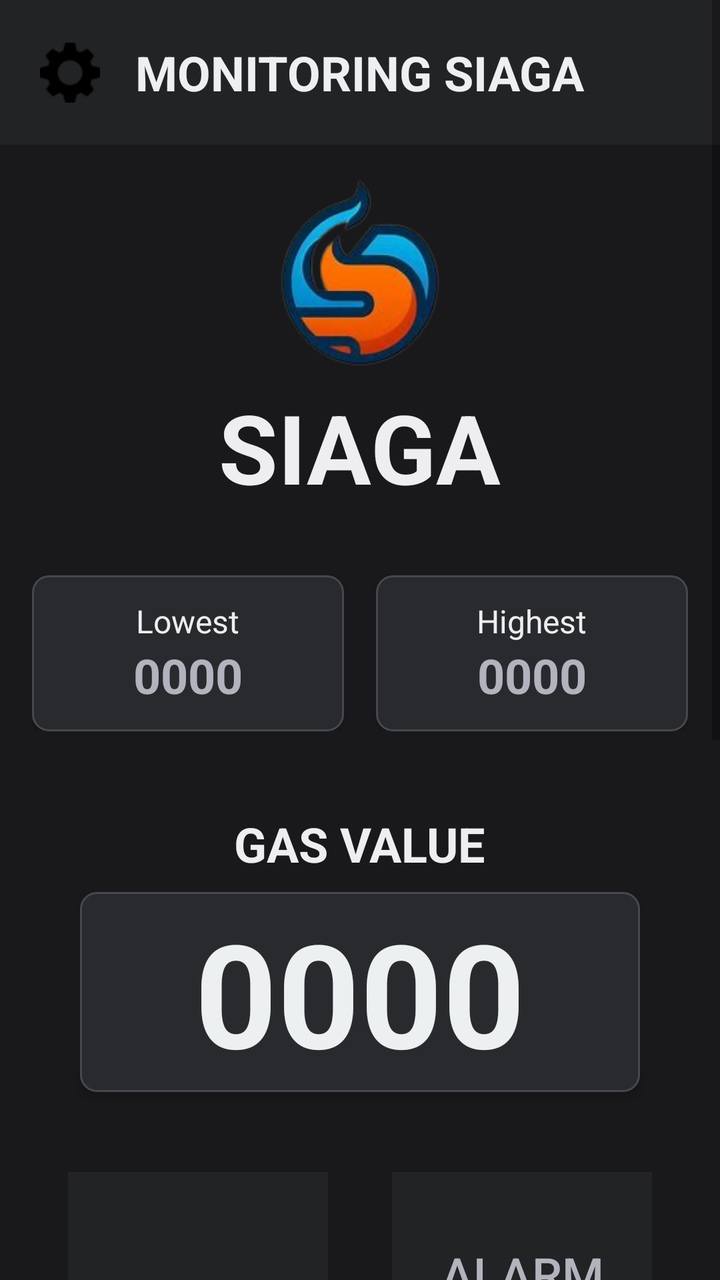
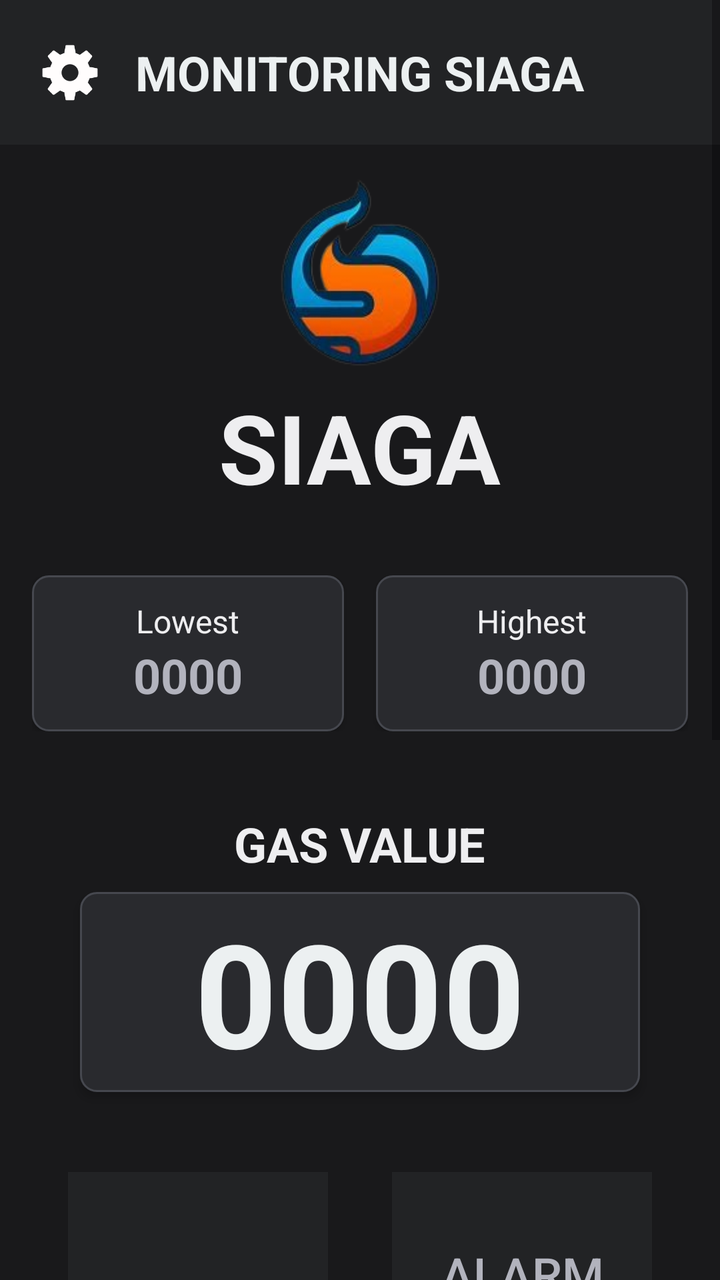

Compare the two renders of this Android layout. The source of the first and the diff that turns it into the second are given below.
<!-- AndroidManifest.xml: application theme Theme.SIAGA -->
<!-- res/layout/activity_main.xml -->
<?xml version="1.0" encoding="utf-8"?>
<ScrollView xmlns:android="http://schemas.android.com/apk/res/android"
    xmlns:app="http://schemas.android.com/apk/res-auto"
    xmlns:tools="http://schemas.android.com/tools"
    android:layout_width="match_parent"
    android:layout_height="match_parent"
    android:fillViewport="true">

    <LinearLayout
        android:id="@+id/main"
        android:layout_width="match_parent"
        android:layout_height="wrap_content"
        android:orientation="vertical"
        android:background="@color/background"
        tools:context=".MainActivity">

        <androidx.constraintlayout.widget.ConstraintLayout
            android:layout_width="match_parent"
            android:layout_height="wrap_content"
            android:padding="20dp"
            android:background="#222325">

            <ImageButton
                android:id="@+id/settingButton"
                android:layout_width="30dp"
                android:layout_height="30dp"
                android:layout_gravity="center_vertical"
                android:background="@drawable/settings"
                android:text="#ECF0F1"
                app:layout_constraintBottom_toBottomOf="parent"
                app:layout_constraintTop_toTopOf="parent"
                tools:ignore="MissingConstraints" />

            <TextView
                android:layout_width="wrap_content"
                android:layout_height="wrap_content"
                android:text="MONITORING SIAGA"
                android:textColor="#ECF0F1"
                android:textSize="24sp"
                android:textStyle="bold"
                app:layout_constraintBottom_toBottomOf="parent"
                app:layout_constraintEnd_toEndOf="parent"
                app:layout_constraintStart_toStartOf="parent"
                app:layout_constraintTop_toTopOf="parent"
                tools:ignore="MissingConstraints" />
        </androidx.constraintlayout.widget.ConstraintLayout>

        <LinearLayout
            android:layout_width="match_parent"
            android:layout_height="wrap_content"
            android:layout_marginTop="16dp"
            android:gravity="center"
            android:orientation="vertical">

            <ImageView
                android:layout_width="80dp"
                android:layout_height="95dp"
                android:background="@drawable/siaga" />

            <TextView
                android:layout_width="wrap_content"
                android:layout_height="wrap_content"
                android:layout_marginTop="8dp"
                android:text="SIAGA"
                android:textColor="@color/colorTxt"
                android:textSize="48sp"
                android:textStyle="bold" />
        </LinearLayout>

        <LinearLayout
            android:layout_width="match_parent"
            android:layout_height="wrap_content"
            android:orientation="horizontal"
            android:padding="16dp"
            android:layout_marginTop="16dp">

            <LinearLayout
                android:layout_width="0dp"
                android:layout_height="wrap_content"
                android:layout_weight="1"
                android:orientation="vertical"
                android:gravity="center"
                android:background="@drawable/card_minimalist"
                android:elevation="2dp"
                android:padding="12dp"
                android:layout_marginEnd="8dp">

                <TextView
                    android:layout_width="wrap_content"
                    android:layout_height="wrap_content"
                    android:text="Lowest"
                    android:textColor="@color/colorTxt"
                    android:textSize="16sp"/>

                <TextView
                    android:id="@+id/lowestGasOut"
                    android:layout_width="wrap_content"
                    android:layout_height="wrap_content"
                    android:text="0000"
                    android:textSize="24sp"
                    android:textColor="@color/secColorTxt"
                    android:textStyle="bold"/>
            </LinearLayout>

            <LinearLayout
                android:layout_width="0dp"
                android:layout_height="wrap_content"
                android:layout_weight="1"
                android:orientation="vertical"
                android:gravity="center"
                android:background="@drawable/card_minimalist"
                android:elevation="2dp"
                android:padding="12dp"
                android:layout_marginStart="8dp">

                <TextView
                    android:layout_width="wrap_content"
                    android:layout_height="wrap_content"
                    android:text="Highest"
                    android:textColor="@color/colorTxt"
                    android:textSize="16sp"/>

                <TextView
                    android:id="@+id/highestGasOut"
                    android:layout_width="wrap_content"
                    android:layout_height="wrap_content"
                    android:text="0000"
                    android:textColor="@color/secColorTxt"
                    android:textSize="24sp"
                    android:textStyle="bold"/>
            </LinearLayout>
        </LinearLayout>

        <TextView
            android:layout_width="wrap_content"
            android:layout_height="wrap_content"
            android:text="GAS VALUE"
            android:textColor="@color/colorTxt"
            android:textSize="24sp"
            android:textStyle="bold"
            android:layout_gravity="center"
            android:layout_marginTop="24dp"/>

        <LinearLayout
            android:layout_width="280dp"
            android:layout_height="100dp"
            android:layout_gravity="center"
            android:orientation="vertical"
            android:layout_marginTop="8dp"
            android:background="@drawable/card_minimalist"
            android:elevation="3dp">

            <TextView
                android:id="@+id/gasOut"
                android:layout_width="match_parent"
                android:layout_height="match_parent"
                android:text="0000"
                android:textSize="72sp"
                android:textAlignment="center"
                android:layout_gravity="center"
                android:gravity="center"
                android:textColor="#ECF0F1"
                android:textStyle="bold"/>

        </LinearLayout>

        <LinearLayout
            android:layout_width="match_parent"
            android:layout_height="wrap_content"
            android:orientation="horizontal"
            android:gravity="center"
            android:layout_marginTop="24dp"
            android:padding="16dp">

            <Button
                android:id="@+id/fanButton"
                android:layout_width="130dp"
                android:layout_height="130dp"
                android:enabled="false"
                android:layout_marginEnd="16dp"
                android:text="FAN OFF"
                android:textSize="24sp"
                android:padding="15dp"
                android:background="@color/disableComp"
                android:textColor="@color/secColorTxt"
                android:gravity="center"/>

            <Button
                android:id="@+id/alarmButton"
                android:layout_width="130dp"
                android:layout_height="130dp"
                android:enabled="false"
                android:layout_marginStart="16dp"
                android:text="ALARM OFF"
                android:textSize="24sp"
                android:padding="15dp"
                android:background="@color/disableComp"
                android:textColor="@color/secColorTxt"
                android:gravity="center"/>
        </LinearLayout>

        <TextView
            android:layout_width="wrap_content"
            android:layout_height="wrap_content"
            android:text="Gas Level History"
            android:textColor="@color/colorTxt"
            android:textSize="20sp"
            android:textStyle="bold"
            android:layout_gravity="center"
            android:layout_marginTop="16dp"/>

        <com.github.mikephil.charting.charts.LineChart
            android:id="@+id/gasChartOut"
            android:layout_width="match_parent"
            android:layout_height="300dp"
            android:layout_margin="16dp"
            android:layout_marginBottom="16dp"
            android:background="@drawable/card_minimalist"/>

    </LinearLayout>
</ScrollView>
<!-- resources referenced by this layout -->
<resources>
  <color name="background">#19191B</color>
  <color name="colorTxt">#EEEEF0</color>
  <color name="disableComp">#222325</color>
  <color name="secColorTxt">#B2B3BD</color>
  <!-- drawable card_minimalist (drawable) -->
  <?xml version="1.0" encoding="utf-8"?>
  <shape xmlns:android="http://schemas.android.com/apk/res/android">
      <solid android:color="@color/interactiveComp"/>
      <corners android:radius="8dp"/>
      <stroke
          android:width="1dp"
          android:color="@color/colorCard"/>
  </shape>
  <!-- drawable settings: png bitmap (drawable, 1544 bytes) -->
  <!-- drawable siaga: png bitmap (drawable, 27297 bytes) -->
  <style name="Theme.SIAGA" parent="Base.Theme.SIAGA" />
  <color name="interactiveComp">#292A2E</color>
  <color name="colorCard">#46484F</color>
  <style name="Base.Theme.SIAGA" parent="Theme.AppCompat.Light.NoActionBar">
          
          
      </style>
</resources>

<!-- the commit's change to res/layout/activity_main.xml (unified diff, before → after) -->
@@ -25,7 +25,7 @@
                 android:layout_width="30dp"
                 android:layout_height="30dp"
                 android:layout_gravity="center_vertical"
-                android:background="@drawable/settings"
+                android:background="@drawable/settingsbutton"
                 android:text="#ECF0F1"
                 app:layout_constraintBottom_toBottomOf="parent"
                 app:layout_constraintTop_toTopOf="parent"
<!-- resource entries referenced after the edit -->
@@ -13,7 +13,7 @@
           android:width="1dp"
           android:color="@color/colorCard"/>
   </shape>
-  <!-- drawable settings: png bitmap (drawable, 1544 bytes) -->
+  <!-- drawable settingsbutton: png bitmap (drawable, 2856 bytes) -->
   <!-- drawable siaga: png bitmap (drawable, 27297 bytes) -->
   <style name="Theme.SIAGA" parent="Base.Theme.SIAGA" />
   <color name="interactiveComp">#292A2E</color>
